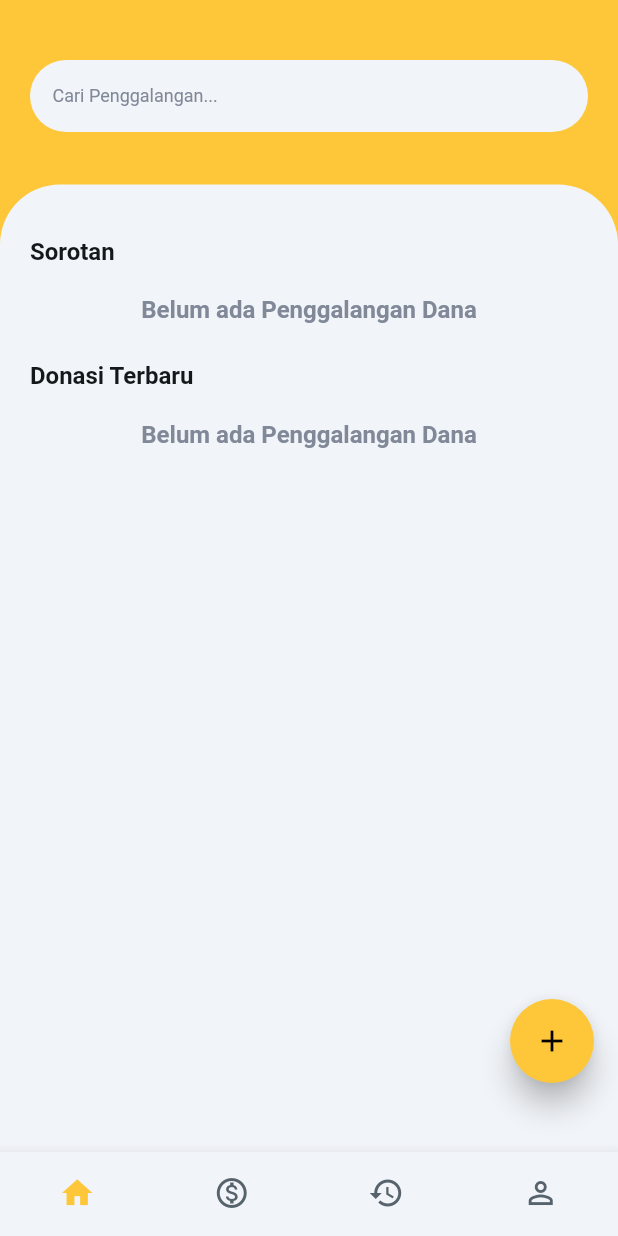
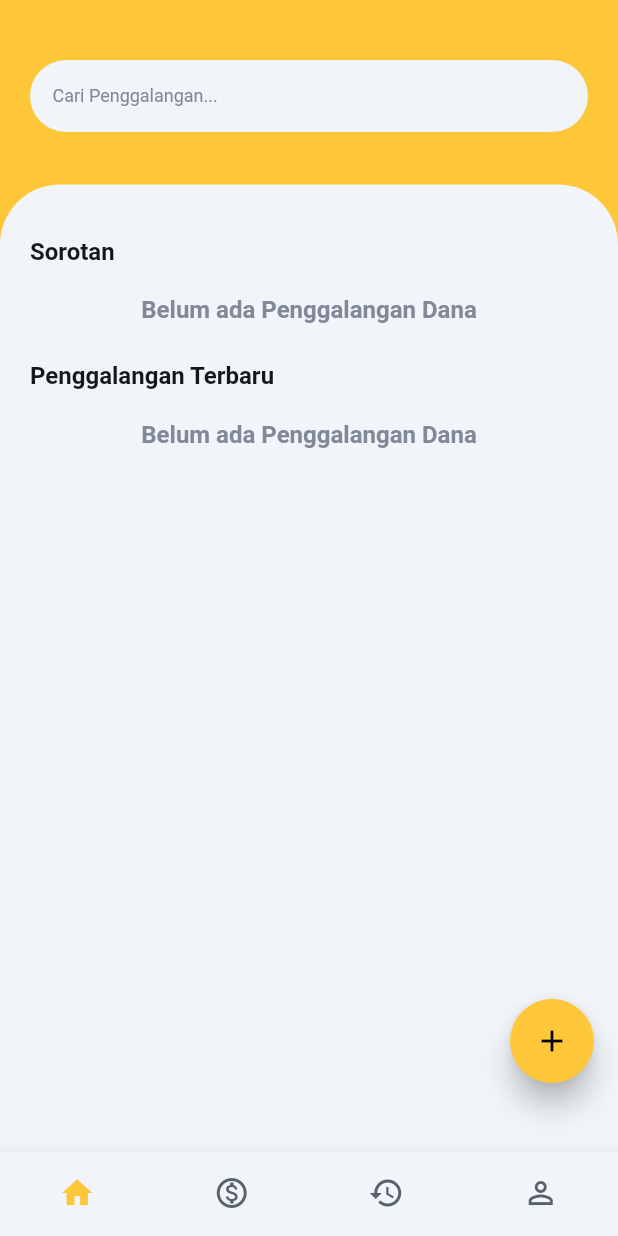
Before and after one commit to ngodeing/mimpi_kita, a Flutter app: the screen it shows once a user with an empty profile is signed in, on a phone screen of 412 x 824 dp. Run offline on Flutter 3.47's test engine with Material 3 defaults, Android fonts, the phone set to English and light mode, and no system bars; our stand-ins replace auto_size_text, cloud_firestore, dropdown_button2, file_picker, firebase_auth, firebase_core and 16 more; missing offline and left inert: json_path, mime_type; accounts and stored records are empty; Roboto replaces fonts that are missing (Readex Pro).

Commit message:
merubah tampilan di home

```diff
--- a/lib/home_page/home_page_widget.dart
+++ b/lib/home_page/home_page_widget.dart
@@ -518,7 +518,7 @@ class _HomePageWidgetState extends State<HomePageWidget> {
                                         padding: EdgeInsetsDirectional.fromSTEB(
                                             0.0, 25.0, 0.0, 0.0),
                                         child: Text(
-                                          'Donasi Terbaru',
+                                          'Penggalangan Terbaru',
                                           style: FlutterFlowTheme.of(context)
                                               .bodyMedium
                                               .override(
```
